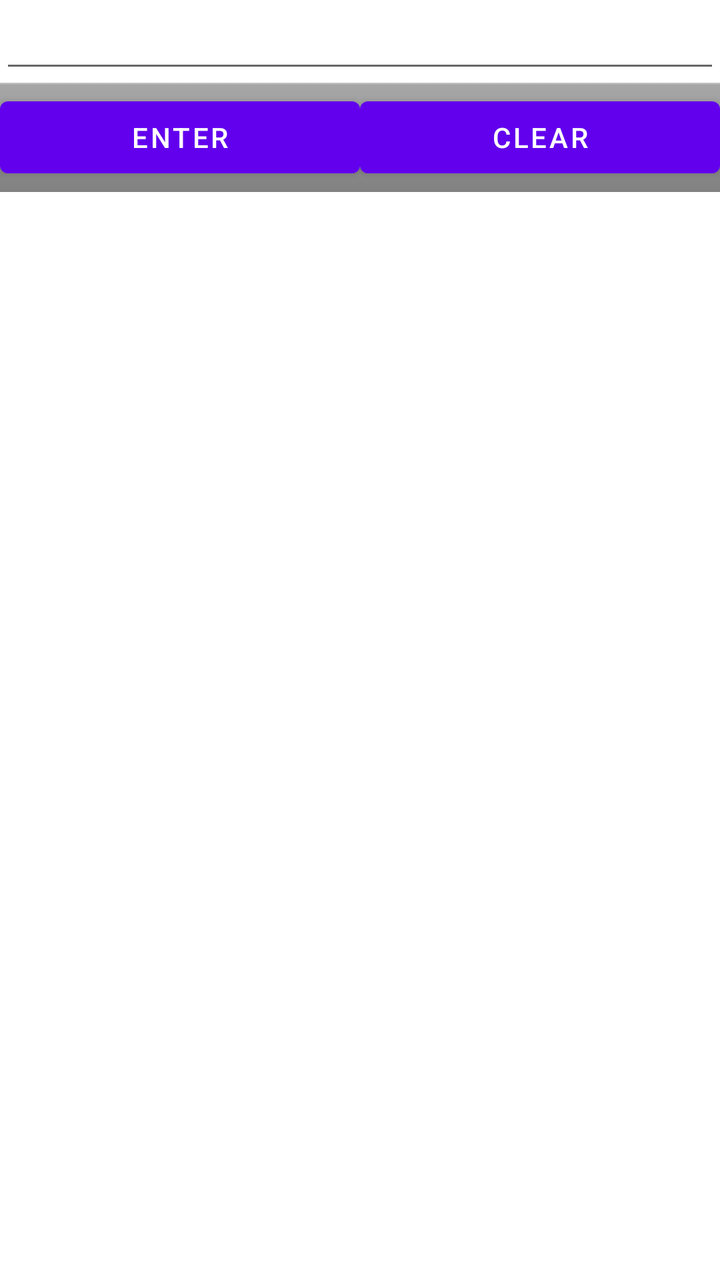
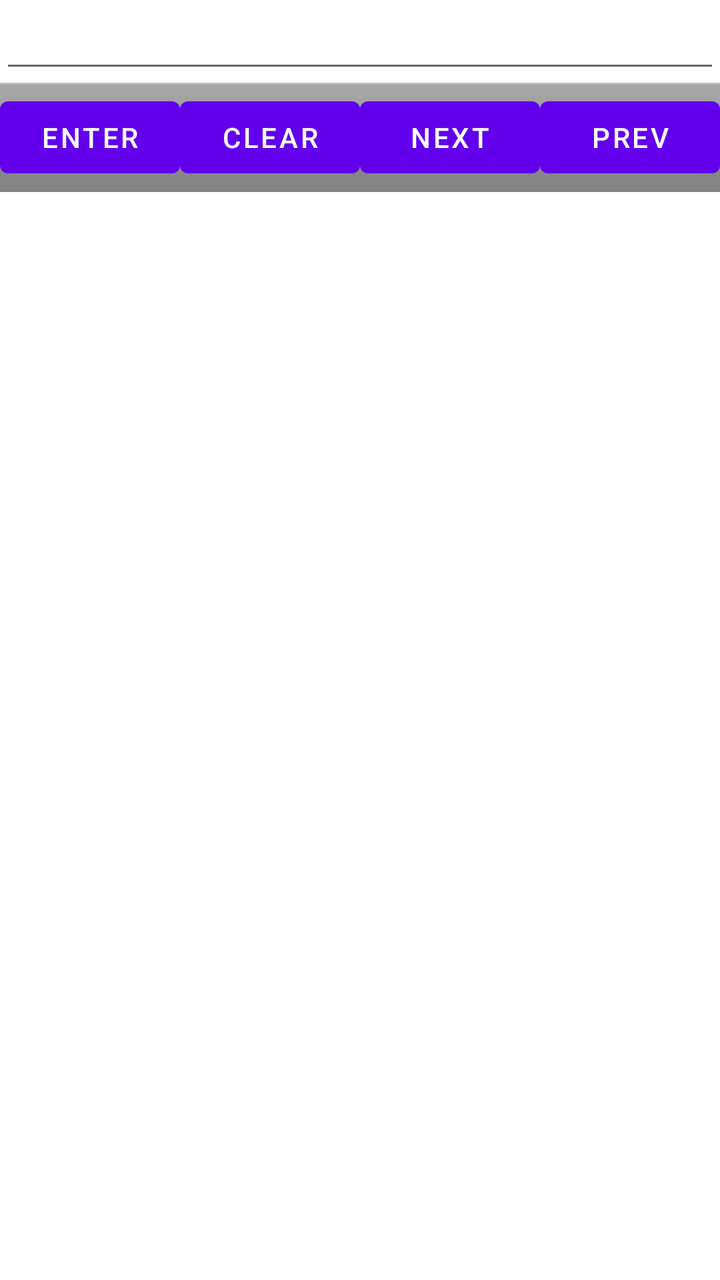

Screens rendered from an Android XML layout before and after an edit, with the pre-edit source and the edit as a unified diff.
<!-- AndroidManifest.xml: fallback theme Theme.MaterialComponents.DayNight.NoActionBar -->
<!-- res/layout/main.xml -->
<?xml version="1.0" encoding="utf-8"?>
<ScrollView 
    xmlns:android="http://schemas.android.com/apk/res/android"
    android:id="@+id/scrollViewMain"
    android:layout_width="fill_parent"
    android:layout_height="fill_parent"
    android:fillViewport="true">
  <LinearLayout 
      xmlns:android="http://schemas.android.com/apk/res/android"
      android:id="@+id/paridroidInput"
      android:orientation="vertical"
      android:layout_width="fill_parent"
      android:layout_height="fill_parent" >
    <EditText 
	android:id="@+id/inputText"
	android:layout_width="fill_parent"
	android:layout_height="wrap_content"
	android:scrollbars="vertical">
    </EditText>
    <LinearLayout 
	android:layout_width="fill_parent"
	android:layout_height="wrap_content"
	android:background="@android:drawable/bottom_bar"
	android:gravity="center_vertical">
      <Button 
	  android:id="@+id/enterButton"
	  android:layout_width="0dip"
	  android:layout_height="wrap_content"
	  android:layout_weight="1.0"
	  android:text="Enter"/>
      <Button
	  android:id="@+id/clearButton"
	  android:layout_width="0dip"
	  android:layout_height="wrap_content"
	  android:layout_weight="1.0"
	  android:text="Clear"/>
    </LinearLayout>
    <ListView
	android:id="@+id/historyList"
	android:layout_width="fill_parent"
	android:layout_height="fill_parent"/>
  </LinearLayout>
</ScrollView>
<!-- resources referenced by this layout -->
<resources>

</resources>

<!-- the commit's change to res/layout/main.xml (unified diff, before → after) -->
@@ -34,6 +34,18 @@
 	  android:layout_height="wrap_content"
 	  android:layout_weight="1.0"
 	  android:text="Clear"/>
+      <Button 
+	  android:id="@+id/nextButton"
+	  android:layout_width="0dip"
+	  android:layout_height="wrap_content"
+	  android:layout_weight="1.0"
+	  android:text="Next"/>
+      <Button
+	  android:id="@+id/prevButton"
+	  android:layout_width="0dip"
+	  android:layout_height="wrap_content"
+	  android:layout_weight="1.0"
+	  android:text="Prev"/>
     </LinearLayout>
     <ListView
 	android:id="@+id/historyList"
